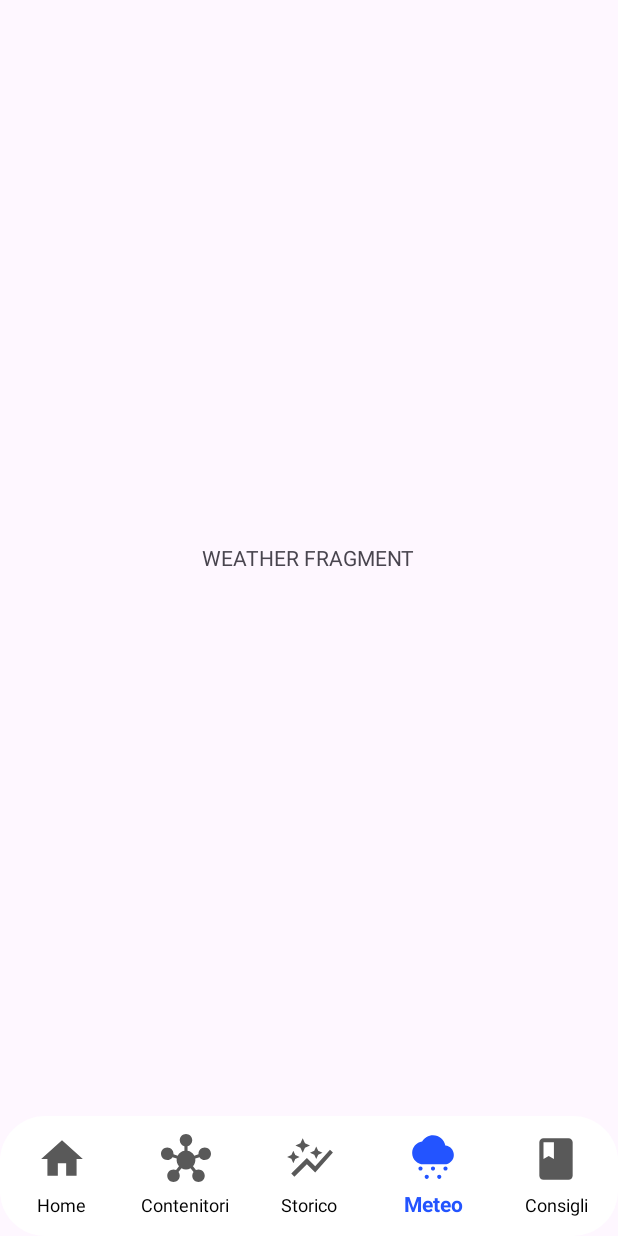
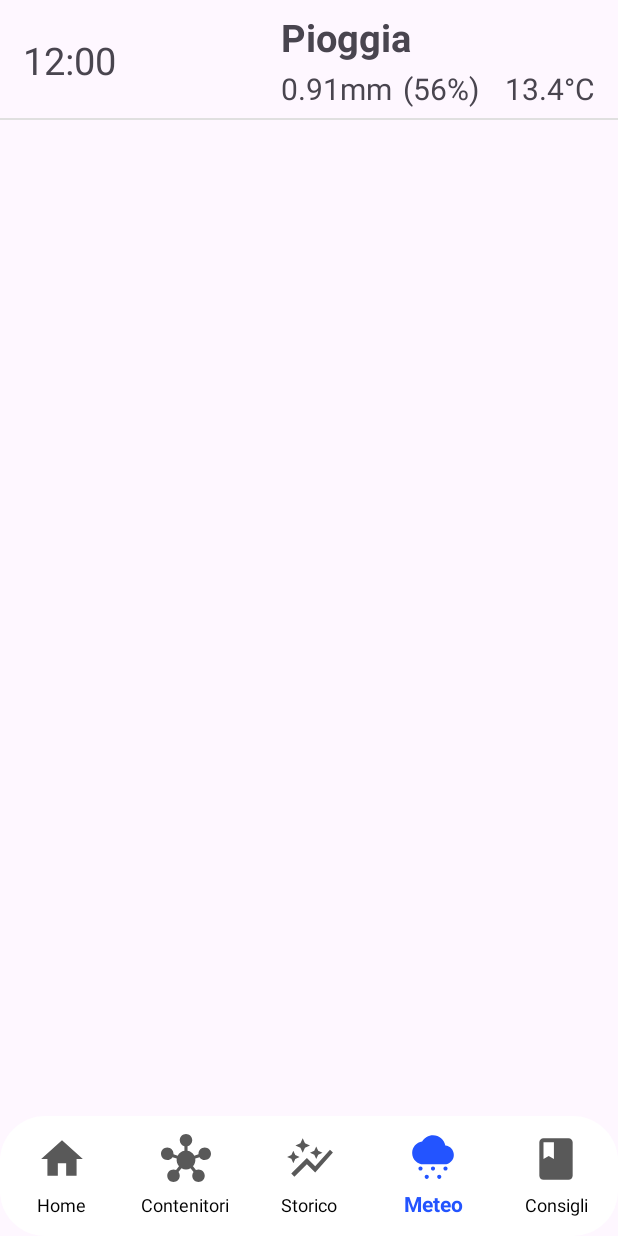
Before and after one commit to SebastianoBoato/Rain, an Android app: the WeatherFragment screen opened through its navigation route, on a phone screen of 412 x 824 dp. Run offline under Robolectric (Android 15) with nearby library versions, the light colour scheme and no system bars; our stand-ins replace navigation-ui.

Commit message:
fixed versions and dependencies (all set on androidx); added the basic UI structure for daily weather forecast

```diff
--- a/app/build.gradle.kts
+++ b/app/build.gradle.kts
@@ -27,8 +27,8 @@ android {
         }
     }
     compileOptions {
-        sourceCompatibility = JavaVersion.VERSION_1_8
-        targetCompatibility = JavaVersion.VERSION_1_8
+        sourceCompatibility = JavaVersion.VERSION_21
+        targetCompatibility = JavaVersion.VERSION_21
     }
     buildFeatures {
         viewBinding = true
@@ -47,10 +47,12 @@ dependencies {
     implementation(libs.navigation.fragment)
     implementation(libs.navigation.ui)
 
-    implementation(platform("com.google.firebase:firebase-bom:33.6.0"))
-    implementation("com.google.firebase:firebase-analytics")
-    implementation("com.google.firebase:firebase-firestore")
-    implementation("com.google.firebase:firebase-auth")
+    implementation(platform(libs.firebase.bom))
+    implementation(libs.firebase.analytics)
+    implementation(libs.firebase.firestore)
+    implementation(libs.firebase.auth)
 
-    implementation("com.android.volley:volley:1.2.1")
+    implementation(libs.volley)
+
+    implementation (libs.recyclerview)
 }
--- a/app/src/main/AndroidManifest.xml
+++ b/app/src/main/AndroidManifest.xml
@@ -6,6 +6,7 @@
     <uses-permission android:name="android.permission.POST_NOTIFICATIONS" />
 
     <application
+        android:name=".Rain"
         android:allowBackup="true"
         android:dataExtractionRules="@xml/data_extraction_rules"
         android:fullBackupContent="@xml/backup_rules"
--- a/app/src/main/java/com/example/rain/Rain.java
+++ b/app/src/main/java/com/example/rain/Rain.java
@@ -10,7 +10,6 @@ import com.android.volley.toolbox.Volley;
 
 // QUESTA CLASSE E' LA COSA CHE VIENE CREATA PER PRIMA QUANDO SI AVVIA L'APP
 // (non è una cosa visibile all'utente o con un'interfaccia)
-
 public class Rain extends Application {
 
     // coda per le richieste API al meteo
@@ -22,7 +21,7 @@ public class Rain extends Application {
 
         requestQueue = Volley.newRequestQueue(getApplicationContext());
 
-        // crea il canale per le notifiche (se non esiste già, quindi lo fa solo la prima volta)
+        // crea il canale per le notifiche
         createNotificationChannel();
     }
 
--- a/app/src/main/java/com/example/rain/dashboard/WeatherFragment.java
+++ b/app/src/main/java/com/example/rain/dashboard/WeatherFragment.java
@@ -2,25 +2,46 @@ package com.example.rain.dashboard;
 
 import android.os.Bundle;
 
+import androidx.annotation.NonNull;
 import androidx.fragment.app.Fragment;
+import androidx.recyclerview.widget.LinearLayoutManager;
 
 import android.view.LayoutInflater;
 import android.view.View;
 import android.view.ViewGroup;
 
-import com.example.rain.R;
+import com.example.rain.databinding.FragmentWeatherBinding;
+import com.example.rain.items.WeatherItem;
+import com.example.rain.recyclerview.WeatherAdapter;
+
+import java.util.ArrayList;
+import java.util.List;
 
 public class WeatherFragment extends Fragment {
 
-    View view;
+    private View view;
+    private FragmentWeatherBinding binding;
+    private List<WeatherItem> weatherItems;
 
     @Override
-    public View onCreateView(LayoutInflater inflater, ViewGroup container, Bundle savedInstanceState) {
+    public View onCreateView(@NonNull LayoutInflater inflater, ViewGroup container, Bundle savedInstanceState) {
 
-        view = inflater.inflate(R.layout.fragment_weather, container, false);
+        binding = FragmentWeatherBinding.inflate(inflater, container, false);
+        view = binding.getRoot();
 
-        // QUA IN MEZZO VA L'IMPLEMENTAZIONE
+        weatherItems = new ArrayList<>();
+
+        weatherItems.add(new WeatherItem("12:00", "Pioggia", 13.4, 56, 0.91));
+
+        binding.weatherRecyclerView.setLayoutManager(new LinearLayoutManager(getContext()));
+        binding.weatherRecyclerView.setAdapter(new WeatherAdapter(getContext(), weatherItems));
 
         return view;
     }
+
+    @Override
+    public void onDestroyView() {
+        super.onDestroyView();
+        binding = null;
+    }
 }
--- /dev/null
+++ b/app/src/main/java/com/example/rain/items/WeatherItem.java
@@ -0,0 +1,41 @@
+package com.example.rain.items;
+
+public class WeatherItem {
+
+    private final String time;
+
+    private final String condition;
+    // TODO: assolutamente l'icona da aggiungere
+
+    private final double temp;
+    private final int chanceOfRain;
+    private final double precip;
+
+    public WeatherItem(String time, String condition, double temp, int chanceOfRain, double precip) {
+        this.time = time;
+        this.condition = condition;
+        this.temp = temp;
+        this.chanceOfRain = chanceOfRain;
+        this.precip = precip;
+    }
+
+    public String getTime() {
+        return time;
+    }
+
+    public String getCondition() {
+        return condition;
+    }
+
+    public double getTemp() {
+        return temp;
+    }
+
+    public int getChanceOfRain() {
+        return chanceOfRain;
+    }
+
+    public double getPrecip() {
+        return precip;
+    }
+}
--- /dev/null
+++ b/app/src/main/java/com/example/rain/recyclerview/WeatherAdapter.java
@@ -0,0 +1,46 @@
+package com.example.rain.recyclerview;
+
+import android.content.Context;
+import android.view.LayoutInflater;
+import android.view.ViewGroup;
+
+import androidx.annotation.NonNull;
+import androidx.recyclerview.widget.RecyclerView;
+
+import com.example.rain.R;
+import com.example.rain.items.WeatherItem;
+
+import java.util.List;
+import java.util.Locale;
+
+public class WeatherAdapter extends RecyclerView.Adapter<WeatherViewHolder> {
+
+    Context context;
+    List<WeatherItem> weatherItems;
+
+    public WeatherAdapter(Context context, List<WeatherItem> weatherItems) {
+        this.context = context;
+        this.weatherItems = weatherItems;
+    }
+
+    @NonNull
+    @Override
+    public WeatherViewHolder onCreateViewHolder(@NonNull ViewGroup viewGroup, int i) {
+        return new WeatherViewHolder(LayoutInflater.from(context).inflate(R.layout.item_weather, viewGroup, false));
+    }
+
+    @Override
+    public void onBindViewHolder(@NonNull WeatherViewHolder weatherViewHolder, int i) {
+        weatherViewHolder.weatherTime.setText(weatherItems.get(i).getTime());
+        // TODO: icona da mettere
+        weatherViewHolder.weatherCondition.setText(weatherItems.get(i).getCondition());
+        weatherViewHolder.weatherPrecip.setText(String.format(Locale.US, "%.2fmm", weatherItems.get(i).getPrecip()));
+        weatherViewHolder.weatherChanceOfRain.setText(String.format(Locale.US, "(%d%%)", weatherItems.get(i).getChanceOfRain()));
+        weatherViewHolder.weatherTemp.setText(String.format(Locale.US, "%.1f°C", weatherItems.get(i).getTemp()));
+    }
+
+    @Override
+    public int getItemCount() {
+        return weatherItems.size();
+    }
+}
--- /dev/null
+++ b/app/src/main/java/com/example/rain/recyclerview/WeatherViewHolder.java
@@ -0,0 +1,28 @@
+package com.example.rain.recyclerview;
+
+import android.view.View;
+import android.widget.ImageView;
+import android.widget.TextView;
+
+import androidx.annotation.NonNull;
+import androidx.recyclerview.widget.RecyclerView;
+
+import com.example.rain.R;
+
+
+public class WeatherViewHolder extends RecyclerView.ViewHolder {
+
+    TextView weatherTime, weatherCondition, weatherPrecip, weatherChanceOfRain, weatherTemp;
+    ImageView weatherIcon;
+
+    public WeatherViewHolder(@NonNull View itemView) {
+        super(itemView);
+
+        weatherTime = itemView.findViewById(R.id.weatherTime);
+        weatherCondition = itemView.findViewById(R.id.weatherCondition);
+        weatherPrecip = itemView.findViewById(R.id.weatherPrecip);
+        weatherChanceOfRain= itemView.findViewById(R.id.weatherChanceOfRain);
+        weatherTemp = itemView.findViewById(R.id.weatherTemp);
+        weatherIcon = itemView.findViewById(R.id.weatherIcon);
+    }
+}
--- a/app/src/main/java/com/example/rain/utils/NotificationUtils.java
+++ b/app/src/main/java/com/example/rain/utils/NotificationUtils.java
@@ -9,6 +9,7 @@ public class NotificationUtils {
     // ID del canale (deve corrispondere a quello creato nel NotificationChannel)
     private static final String CHANNEL_ID = "weather_channel_id";
 
+    // questa funzione vuole un context come primo parametro che sia un'activity o un getApplicationContext()
     public static void sendNotification(Context context, String title, String message) {
 
         // Crea il contenuto della notifica
--- a/app/src/main/res/layout/fragment_weather.xml
+++ b/app/src/main/res/layout/fragment_weather.xml
@@ -1,14 +1,15 @@
 <?xml version="1.0" encoding="utf-8"?>
-<FrameLayout xmlns:android="http://schemas.android.com/apk/res/android"
+<androidx.constraintlayout.widget.ConstraintLayout xmlns:android="http://schemas.android.com/apk/res/android"
     xmlns:tools="http://schemas.android.com/tools"
     android:layout_width="match_parent"
     android:layout_height="match_parent"
+    xmlns:app="http://schemas.android.com/apk/res-auto"
     tools:context=".dashboard.WeatherFragment">
 
-    <TextView
-        android:layout_width="wrap_content"
+    <androidx.recyclerview.widget.RecyclerView
+        android:id="@+id/weatherRecyclerView"
+        android:layout_width="match_parent"
         android:layout_height="wrap_content"
-        android:layout_gravity="center"
-        android:text="WEATHER FRAGMENT" />
+        app:layout_constraintTop_toTopOf="parent"/>
 
-</FrameLayout>
+</androidx.constraintlayout.widget.ConstraintLayout>
--- /dev/null
+++ b/app/src/main/res/layout/item_weather.xml
@@ -0,0 +1,74 @@
+<?xml version="1.0" encoding="utf-8"?>
+<RelativeLayout xmlns:android="http://schemas.android.com/apk/res/android"
+    android:layout_width="match_parent"
+    android:layout_height="80dp">
+
+    <TextView
+        android:id="@+id/weatherTime"
+        android:layout_width="wrap_content"
+        android:layout_height="wrap_content"
+        android:layout_centerVertical="true"
+        android:layout_marginStart="15dp"
+        android:textSize="25sp"
+        android:text="14:00"/>
+
+    <ImageView
+        android:id="@+id/weatherIcon"
+        android:layout_width="70dp"
+        android:layout_height="70dp"
+        android:layout_centerVertical="true"
+        android:layout_toEndOf="@id/weatherTime"
+        android:layout_marginStart="20dp"
+        android:layout_marginEnd="20dp"
+        android:layout_marginTop="5dp"
+        android:layout_marginBottom="5dp"/>
+
+    <TextView
+        android:id="@+id/weatherCondition"
+        android:layout_width="wrap_content"
+        android:layout_height="wrap_content"
+        android:layout_toEndOf="@id/weatherIcon"
+        android:layout_marginTop="7dp"
+        android:textSize="25sp"
+        android:textStyle="bold"
+        android:text="Pioggia"/>
+
+    <TextView
+        android:id="@+id/weatherPrecip"
+        android:layout_width="wrap_content"
+        android:layout_height="wrap_content"
+        android:layout_toEndOf="@id/weatherIcon"
+        android:layout_alignParentBottom="true"
+        android:layout_marginBottom="7dp"
+        android:textSize="20sp"
+        android:text="0.43mm"/>
+
+    <TextView
+        android:id="@+id/weatherChanceOfRain"
+        android:layout_width="wrap_content"
+        android:layout_height="wrap_content"
+        android:layout_toEndOf="@id/weatherPrecip"
+        android:layout_alignParentBottom="true"
+        android:layout_marginBottom="7dp"
+        android:layout_marginStart="7dp"
+        android:textSize="20sp"
+        android:text="(81%)"/>
+
+    <TextView
+        android:id="@+id/weatherTemp"
+        android:layout_width="wrap_content"
+        android:layout_height="wrap_content"
+        android:layout_alignParentEnd="true"
+        android:layout_alignParentBottom="true"
+        android:layout_marginEnd="15dp"
+        android:layout_marginBottom="7dp"
+        android:textSize="20sp"
+        android:text="15°C"/>
+
+    <View
+        android:layout_width="match_parent"
+        android:layout_height="1dp"
+        android:layout_alignParentBottom="true"
+        android:background="#E0E0E0"/>
+
+</RelativeLayout>
--- a/gradle.properties
+++ b/gradle.properties
@@ -19,3 +19,5 @@ android.useAndroidX=true
 # resources declared in the library itself and none from the library's dependencies,
 # thereby reducing the size of the R class for that library
 android.nonTransitiveRClass=true
+
+android.enableJetifier=true
```
Also changed, not shown: gradle/libs.versions.toml (+12 -3 lines).
